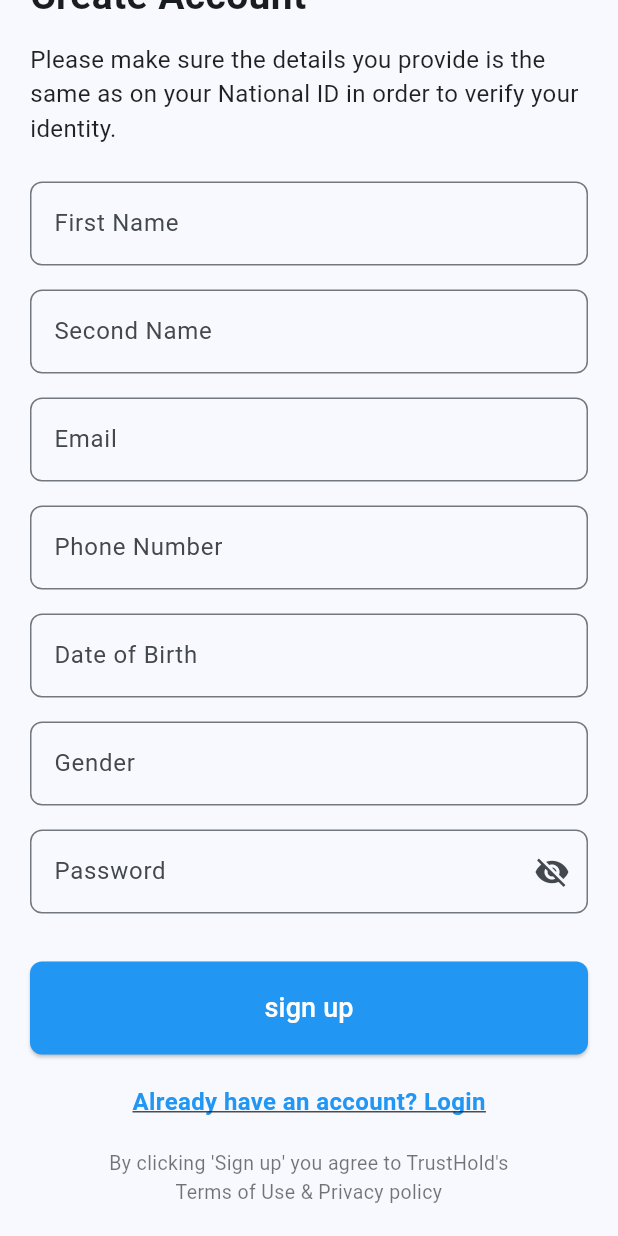
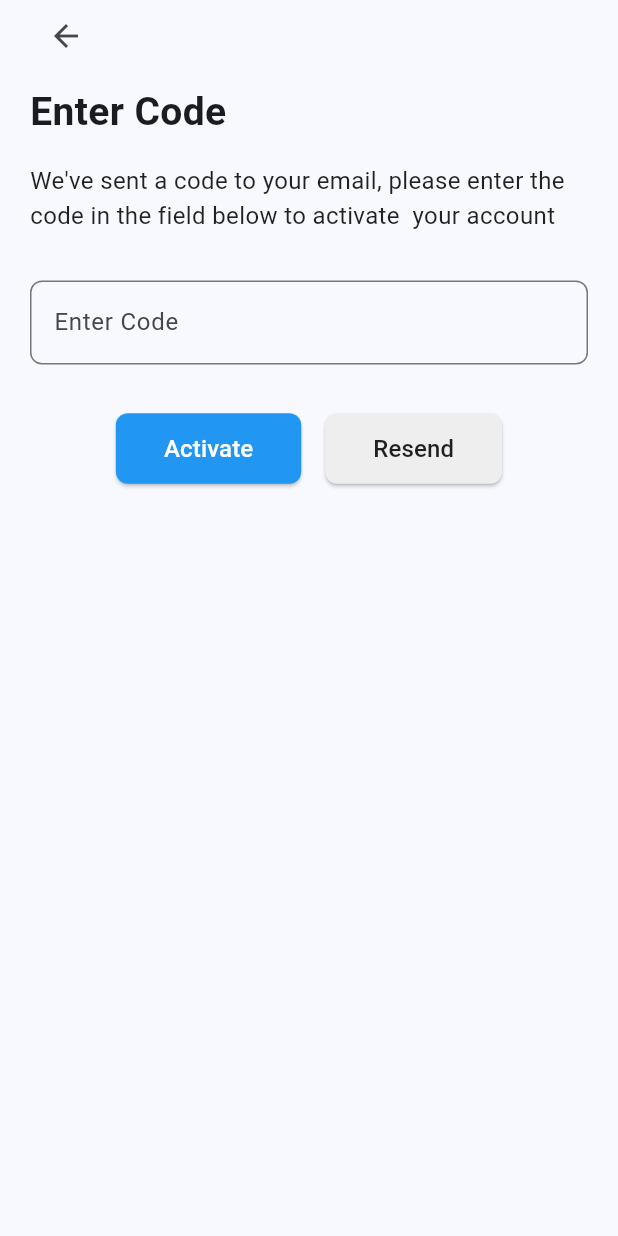
Before and after one commit to Muhoti/ESCROW, a Flutter app: the Screen3 screen opened directly, scrolled down 77 dp, after a tap on "sign up", on a phone screen of 412 x 824 dp. Run offline on Flutter 3.47's test engine with Material 3 defaults, Android fonts, the phone set to English and light mode, and no system bars.

Commit message:
Add navigation to Screen5 from Screen3 and Screen4

```diff
--- a/lib/screens/screen3.dart
+++ b/lib/screens/screen3.dart
@@ -1,4 +1,5 @@
 import 'package:flutter/material.dart';
+import './screen5.dart';
 
 class Screen3 extends StatelessWidget {
   const Screen3({super.key});
@@ -53,7 +54,13 @@ class Screen3 extends StatelessWidget {
                         borderRadius: BorderRadius.circular(8),
                       ),
                     ),
-                    onPressed: () {},
+                    onPressed: () {
+                      Navigator.push(
+                        context,
+                        MaterialPageRoute(
+                            builder: (context) => const Screen5()),
+                      );
+                    },
                     child: Text('sign up',
                         style: TextStyle(fontSize: 18, color: Colors.white)),
                   ),
--- /dev/null
+++ b/lib/screens/screen5.dart
@@ -0,0 +1,85 @@
+import 'package:flutter/material.dart';
+import './screen6.dart';
+
+class Screen5 extends StatelessWidget {
+  const Screen5({super.key});
+
+  @override
+  Widget build(BuildContext context) {
+    return Scaffold(
+      body: SafeArea(
+        child: Padding(
+          padding: const EdgeInsets.symmetric(horizontal: 20.0),
+          child: Column(
+            crossAxisAlignment: CrossAxisAlignment.start,
+            children: [
+              IconButton(
+                icon: Icon(Icons.arrow_back),
+                onPressed: () => Navigator.pop(context),
+              ),
+              SizedBox(height: 8),
+              Text(
+                'Enter Code',
+                style: TextStyle(fontSize: 26, fontWeight: FontWeight.bold),
+              ),
+              SizedBox(height: 16),
+              Text(
+                "We've sent a code to your email, please enter the code in the field below to activate  your account",
+                style: TextStyle(fontSize: 16, color: Colors.black87),
+                textAlign: TextAlign.left,
+              ),
+              SizedBox(height: 32),
+              TextField(
+                decoration: InputDecoration(
+                  labelText: 'Enter Code',
+                  border: OutlineInputBorder(
+                    borderRadius: BorderRadius.circular(8),
+                  ),
+                ),
+              ),
+              SizedBox(height: 32),
+              Row(
+                mainAxisAlignment: MainAxisAlignment.center,
+                children: [
+                  ElevatedButton(
+                    style: ElevatedButton.styleFrom(
+                      backgroundColor: Colors.blue,
+                      padding:
+                          EdgeInsets.symmetric(horizontal: 32, vertical: 12),
+                      shape: RoundedRectangleBorder(
+                        borderRadius: BorderRadius.circular(8),
+                      ),
+                    ),
+                    onPressed: () {
+                      Navigator.push(
+                        context,
+                        MaterialPageRoute(
+                            builder: (context) => const Screen6()),
+                      );
+                    },
+                    child: Text('Activate',
+                        style: TextStyle(fontSize: 16, color: Colors.white)),
+                  ),
+                  SizedBox(width: 16),
+                  ElevatedButton(
+                    style: ElevatedButton.styleFrom(
+                      backgroundColor: Colors.grey[200],
+                      padding:
+                          EdgeInsets.symmetric(horizontal: 32, vertical: 12),
+                      shape: RoundedRectangleBorder(
+                        borderRadius: BorderRadius.circular(8),
+                      ),
+                    ),
+                    onPressed: () {},
+                    child: Text('Resend',
+                        style: TextStyle(fontSize: 16, color: Colors.black87)),
+                  ),
+                ],
+              ),
+            ],
+          ),
+        ),
+      ),
+    );
+  }
+}
```
Also changed, not shown: lib/screens/home_screen.dart (added, +236 -0 lines), lib/screens/login_page.dart (added, +126 -0 lines), lib/screens/screen4.dart (+8 -1 lines), lib/screens/screen6.dart (added, +164 -0 lines), assets/images/avatar.png (added).
